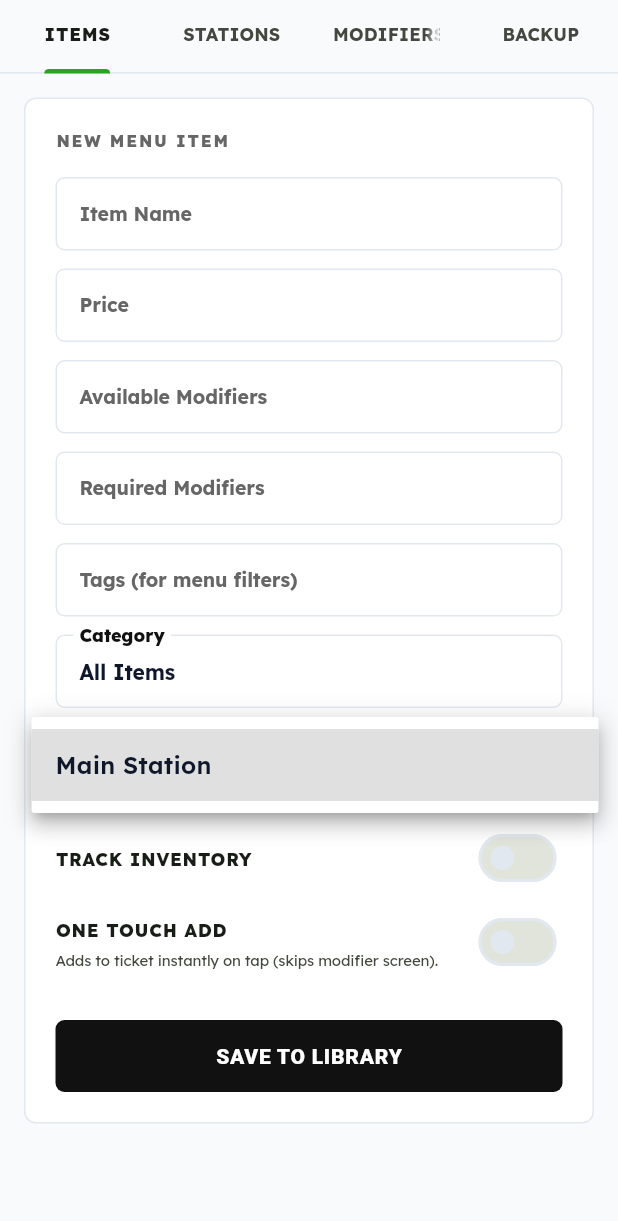
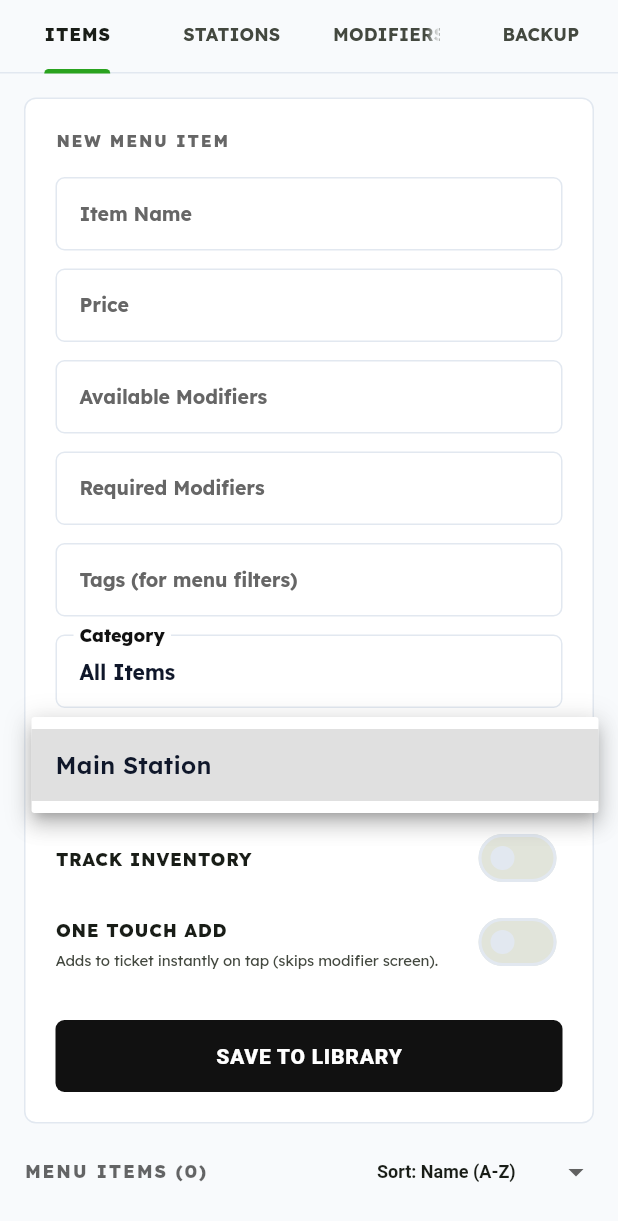
Before and after one commit to CephandriusMaxtori/dartKDS, a Flutter app: the LibraryView widget shown alone on an empty page, opened directly, after a tap on "Main Station", on a phone screen of 412 x 824 dp. Shown: the top 1221 px of the screen. Run offline on Flutter 3.47's test engine with Material 3 defaults, Android fonts, the phone set to English and light mode, and no system bars; our stand-ins replace audioplayers, confetti, drift, file_picker, flutter_riverpod, qr_flutter and 5 more; missing offline and left inert: mobile_scanner, nsd, shelf_router; accounts and stored records are empty; generated files the repository leaves out were written again.

Commit message:
fix: resolve GitHub issues #7 (Sort Library), #8 (Client Screen Turning Off), and #9 (UI consistency)

```diff
--- a/lib/main.dart
+++ b/lib/main.dart
@@ -289,7 +289,7 @@ class _WakelockSyncState extends ConsumerState<_WakelockSync> {
   Widget build(BuildContext context) {
     final role = ref.watch(deviceRoleProvider);
     final keepOn = ref.watch(settingsProvider.select((s) => s.keepScreenOn));
-    final shouldStayOn = keepOn && role == DeviceRole.host;
+    final shouldStayOn = keepOn && (role == DeviceRole.host || role == DeviceRole.client);
     WidgetsBinding.instance.addPostFrameCallback((_) => _sync(shouldStayOn));
     return widget.child;
   }
--- a/lib/ui/host/views/library_view.dart
+++ b/lib/ui/host/views/library_view.dart
@@ -33,6 +33,7 @@ class _LibraryViewState extends ConsumerState<LibraryView> {
   bool _trackStock = false;
   bool _oneTouch = false;
   String? _selectedStation;
+  String _sortBy = 'name';
 
   @override
   void dispose() {
@@ -147,6 +148,24 @@ class _LibraryViewState extends ConsumerState<LibraryView> {
           return const Center(child: CircularProgressIndicator());
         }
         final items = snapshot.data!;
+        final sortedItems = [...items];
+        switch (_sortBy) {
+          case 'name':
+            sortedItems.sort((a, b) => a.name.toLowerCase().compareTo(b.name.toLowerCase()));
+            break;
+          case 'price_asc':
+            sortedItems.sort((a, b) => a.price.compareTo(b.price));
+            break;
+          case 'price_desc':
+            sortedItems.sort((a, b) => b.price.compareTo(a.price));
+            break;
+          case 'category':
+            sortedItems.sort((a, b) => a.category.toLowerCase().compareTo(b.category.toLowerCase()));
+            break;
+          case 'station':
+            sortedItems.sort((a, b) => a.defaultStation.toLowerCase().compareTo(b.defaultStation.toLowerCase()));
+            break;
+        }
 
         return CustomScrollView(
           slivers: [
@@ -355,11 +374,50 @@ class _LibraryViewState extends ConsumerState<LibraryView> {
                 ),
               ),
             ),
+            SliverToBoxAdapter(
+              child: Padding(
+                padding: const EdgeInsets.symmetric(horizontal: 16, vertical: 4),
+                child: Row(
+                  children: [
+                    Text(
+                      'MENU ITEMS (${sortedItems.length})',
+                      style: TextStyle(
+                        fontWeight: FontWeight.w900,
+                        fontSize: 12,
+                        color: theme.hintColor,
+                        letterSpacing: 1.2,
+                      ),
+                    ),
+                    const Spacer(),
+                    DropdownButton<String>(
+                      value: _sortBy,
+                      underline: const SizedBox(),
+                      isDense: true,
+                      style: TextStyle(
+                        fontWeight: FontWeight.bold,
+                        fontSize: 12,
+                        color: theme.colorScheme.onSurface,
+                      ),
+                      items: const [
+                        DropdownMenuItem(value: 'name', child: Text('Sort: Name (A-Z)')),
+                        DropdownMenuItem(value: 'price_asc', child: Text('Sort: Price (Low-High)')),
+                        DropdownMenuItem(value: 'price_desc', child: Text('Sort: Price (High-Low)')),
+                        DropdownMenuItem(value: 'category', child: Text('Sort: Category')),
+                        DropdownMenuItem(value: 'station', child: Text('Sort: Station')),
+                      ],
+                      onChanged: (val) {
+                        if (val != null) setState(() => _sortBy = val);
+                      },
+                    ),
+                  ],
+                ),
+              ),
+            ),
             SliverPadding(
               padding: const EdgeInsets.symmetric(horizontal: 16, vertical: 8),
               sliver: SliverList(
                 delegate: SliverChildBuilderDelegate((context, index) {
-                  final item = items[index];
+                  final item = sortedItems[index];
                   return Material(
                     color: theme.cardColor,
                     borderRadius: BorderRadius.circular(8),
```
Also changed, not shown: lib/ui/client/client_home.dart (+54 -23 lines), lib/ui/host/views/settings_view.dart (+3 -52 lines).
